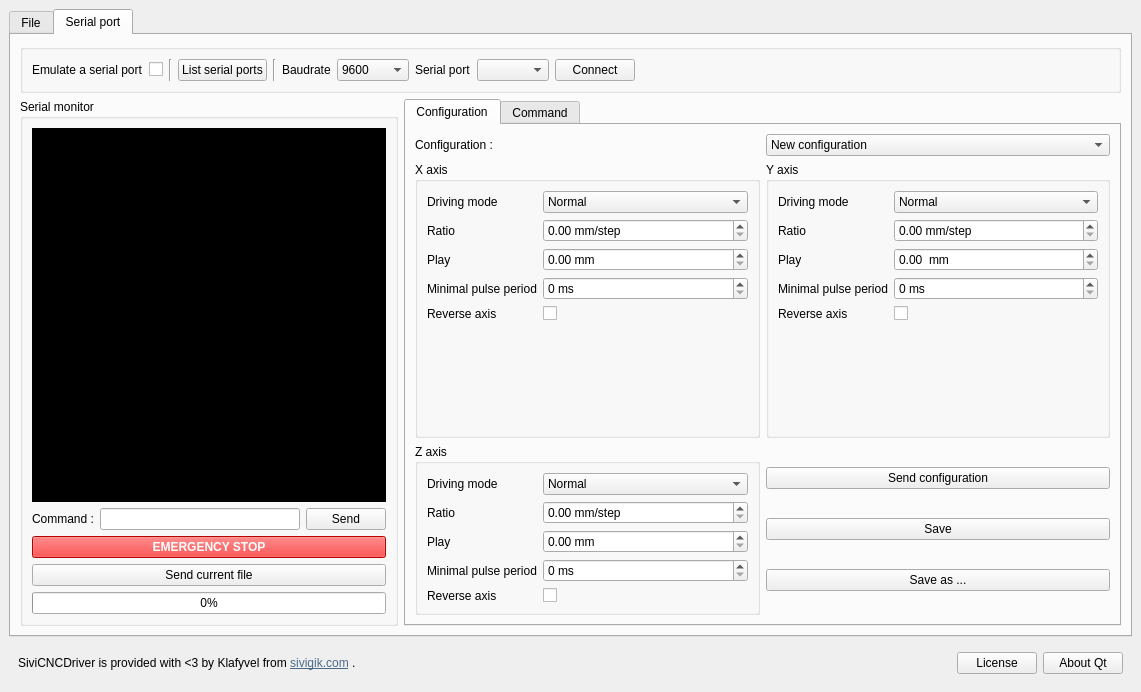
Before: the Qt Designer form sivicncdriver/ui/main_window.ui in Klafyvel/SiviCNCDriver, drawn with Qt 5.
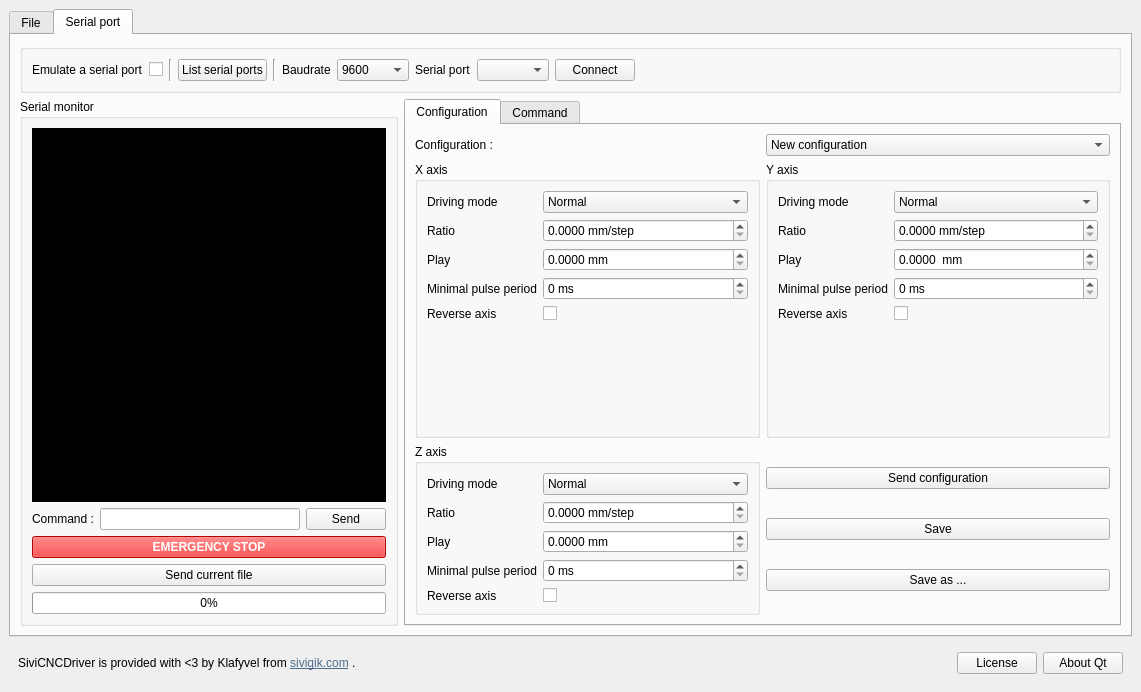
After: the same form once the commit is applied. The open tabs and pages were chosen to show the change. Icons and pictures are not drawn.

```diff
--- a/sivicncdriver/ui/main_window.ui
+++ b/sivicncdriver/ui/main_window.ui
@@ -540,6 +540,9 @@
                    <property name="suffix">
                     <string> mm/step</string>
                    </property>
+                   <property name="decimals">
+                    <number>4</number>
+                   </property>
                   </widget>
                  </item>
                  <item row="2" column="0">
@@ -554,6 +557,9 @@
                    <property name="suffix">
                     <string>  mm</string>
                    </property>
+                   <property name="decimals">
+                    <number>4</number>
+                   </property>
                   </widget>
                  </item>
                  <item row="4" column="0">
@@ -633,6 +639,9 @@
                    <property name="suffix">
                     <string> mm/step</string>
                    </property>
+                   <property name="decimals">
+                    <number>4</number>
+                   </property>
                   </widget>
                  </item>
                  <item row="2" column="0">
@@ -647,6 +656,9 @@
                    <property name="suffix">
                     <string> mm</string>
                    </property>
+                   <property name="decimals">
+                    <number>4</number>
+                   </property>
                   </widget>
                  </item>
                  <item row="4" column="0">
@@ -757,6 +769,9 @@
                    <property name="suffix">
                     <string> mm/step</string>
                    </property>
+                   <property name="decimals">
+                    <number>4</number>
+                   </property>
                   </widget>
                  </item>
                  <item row="2" column="0">
@@ -771,6 +786,9 @@
                    <property name="suffix">
                     <string> mm</string>
                    </property>
+                   <property name="decimals">
+                    <number>4</number>
+                   </property>
                   </widget>
                  </item>
                  <item row="4" column="0">
```
